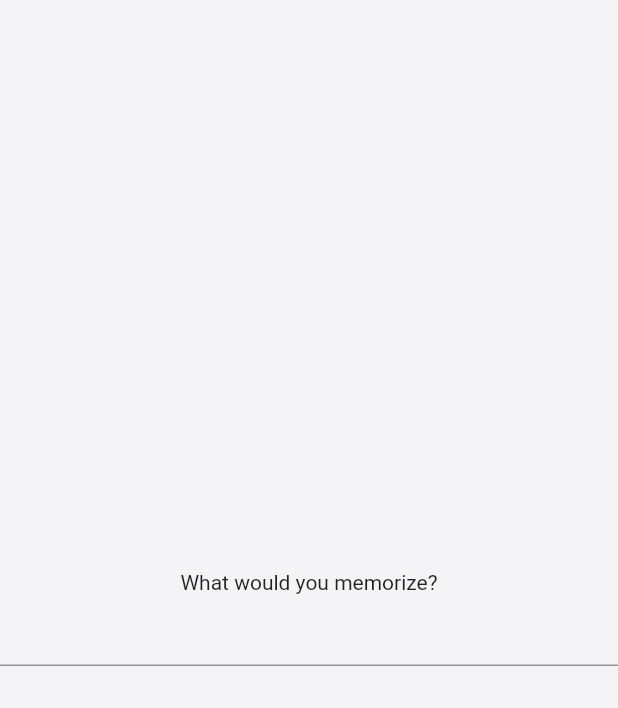
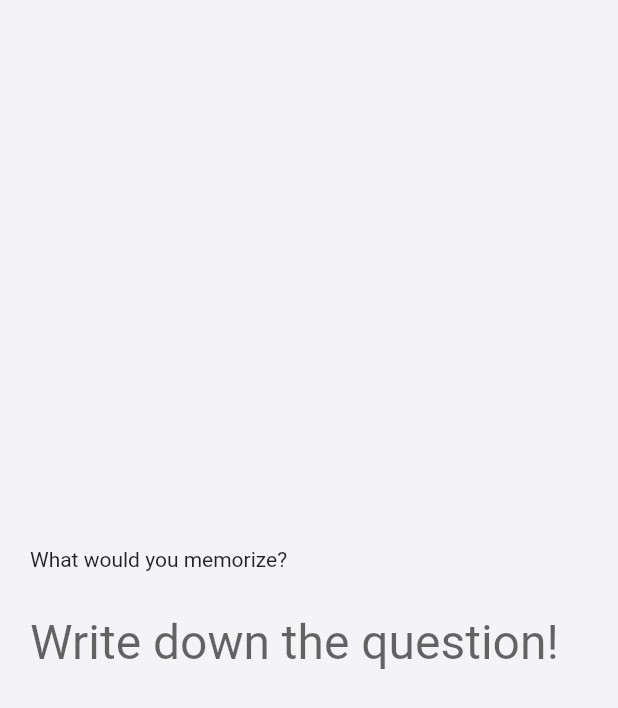
Before and after one commit to devourer3/tome, a Flutter app: the screen it shows after launch, on a phone screen of 412 x 824 dp. Shown: the top 708 px of the screen. Run offline on Flutter 3.47's test engine with Material 2 defaults, Android fonts, the light colour scheme and no system bars; our stand-ins replace bloc, easy_localization, equatable, firebase_core, flutter_bloc, flutter_easyloading and 4 more; accounts and stored records are empty; generated files the repository leaves out were written again.

Commit message:
질문/답 repository 입력 전

```diff
--- a/assets/translations/ko.json
+++ b/assets/translations/ko.json
@@ -19,7 +19,12 @@
   "yes": "예",
   "no": "아니오",
   "generate": "생성",
+  "next": "다음",
+  "prev": "이전",
+  "save": "저장",
 
-  "question_title": "무엇을 외울까요?",
-  "answer_title": "이 질문의 정답은?"
+  "question_title": "무엇을 외워 볼까요?",
+  "question_hint": "질문을 적어 주세요!",
+  "answer_title": "이 질문의 정답은?",
+  "answer_hint": "답을 적어 주세요!"
 }
--- a/lib/ui/Intro/view/intro.dart
+++ b/lib/ui/Intro/view/intro.dart
@@ -2,36 +2,92 @@ import 'package:easy_localization/easy_localization.dart';
 import 'package:flutter/cupertino.dart';
 import 'package:flutter/material.dart';
 import 'package:flutter_bloc/flutter_bloc.dart';
+import 'package:tome/data/db/model/memory.dart';
 import 'package:tome/ui/Intro/bloc/intro_memo_bloc.dart';
+import 'package:tome/ui/Intro/bloc/intro_memo_event.dart';
 import 'package:tome/ui/Intro/bloc/intro_memo_state.dart';
+import 'package:tome/ui/base/elavated_button/elevated_button.dart';
+import 'package:tome/ui/base/space/space.dart';
+import 'package:tome/ui/base/textField/textField.dart';
+import 'package:tome/ui/constants/colors.dart';
 import 'package:tome/ui/utils/base_util.dart';
+import 'package:tome/ui/utils/theme_util.dart';
 
 class Intro extends StatefulWidget {
-  const Intro({super.key});
+  Intro({super.key});
+  final FocusNode focus = FocusNode();
   @override
   State<StatefulWidget> createState() => _IntroState();
-
 }
 
 class _IntroState extends State<Intro> {
+  String question = "";
+  String answer = "";
+
   @override
-  Widget build(BuildContext context) {
-    return BlocBuilder<MemoryBloc, MemoryState>(builder: (context, state) {
-      state.log();
-      return Scaffold(
-        body: Center(
-          child: Column(
-            mainAxisAlignment: MainAxisAlignment.center,
-            children: [
-              Text(tr('question_title')),
-              TextField()
-            ]
-          ),
-        )
-      );
+  void initState() {
+    setState(() {
+      question = "";
+      answer = "";
     });
   }
 
+  @override
+  Widget build(BuildContext context) {
+    return BlocBuilder<MemoryBloc, MemoryState>(builder: (blocContext, state) {
+      state.log();
+      return Scaffold(
+          body: Container(
+        margin: const EdgeInsets.symmetric(horizontal: 20),
+        child: Column(mainAxisAlignment: MainAxisAlignment.center, crossAxisAlignment: CrossAxisAlignment.start, children: [
+          Text(tr('question_title')),
+          const Space(height: 16),
+          CustomTextField(
+            inputType: TextInputType.text,
+            inputAction: TextInputAction.next,
+            hint: tr('question_hint'),
+            maxLines: 1,
+            fontSize: 32,
+            onTextChange: (text) => {
+              setState(() {question = text;})
+            },
+            onEditingComplete: (text) => {
+              widget.focus.requestFocus()
+            },
+          ),
+          if (question.isNotEmpty || answer.isNotEmpty) ...[
+            const Space(height: 24),
+            Text(tr('answer_title')),
+            const Space(height: 16),
+            CustomTextField(
+              inputType: TextInputType.text,
+              inputAction: TextInputAction.next,
+              focusNode: widget.focus,
+              hint: tr('answer_hint'),
+              maxLines: 1,
+              fontSize: 32,
+              onTextChange: (text) => {
+                setState(() {answer = text;})
+              },
+              onEditingComplete: (text) => {
 
-
+              },
+            ),
+            const Space(height: 24),
+          ],
+          if (question.isNotEmpty && answer.isNotEmpty) ...[
+            Container(
+                alignment: Alignment.center,
+                child: ElevatedButtonView(
+                    btnTitle: tr('save'),
+                    height: 50,
+                    btnStyle: ButtonStyle(backgroundColor: MaterialStatePropertyAll(ThemeColor(context: context, name: ColorName.active))),
+                    onPressed: () => {
+                      context.read<MemoryBloc>().add(MemoryAdded(MemoryItemModel.init(pMemoryQuestion: question, pMemoryAnswer: answer))),
+                    })),
+          ]
+        ]),
+      ));
+    });
+  }
 }
--- a/lib/ui/app.dart
+++ b/lib/ui/app.dart
@@ -43,7 +43,7 @@ class Tome extends StatelessWidget {
           return MediaQuery(data: MediaQuery.of(context).copyWith(textScaleFactor: 1.0), child: child ?? const Text(''));
         }),
         routes: {
-          Routes.urlHome: (_) => const Intro(),
+          Routes.urlHome: (_) => Intro(),
         },
       ),
     );
--- /dev/null
+++ b/lib/ui/base/textField/textField.dart
@@ -0,0 +1,86 @@
+import 'package:flutter/material.dart';
+import 'package:flutter/services.dart';
+
+class CustomTextField extends StatefulWidget {
+  final TextInputType inputType;
+  final TextInputAction inputAction;
+  final FocusNode? focusNode;
+  final String? placeHolder;
+  final String? hint;
+  final double? height;
+  final int? maxLines;
+  final double? fontSize;
+  final Function(String)? onLostFocus;
+  final Function(String)? onTextChange;
+  final Function(String)? onEditingComplete;
+
+  const CustomTextField({
+    super.key,
+    required this.inputType,
+    required this.inputAction,
+    this.focusNode,
+    this.height,
+    this.hint,
+    this.fontSize,
+    this.maxLines,
+    this.placeHolder,
+    this.onLostFocus,
+    this.onTextChange,
+    this.onEditingComplete,
+  });
+
+  @override
+  State<CustomTextField> createState() => _CustomTextFieldState();
+}
+
+class _CustomTextFieldState extends State<CustomTextField> {
+  _CustomTextFieldState();
+  TextEditingController textController = TextEditingController();
+
+  @override
+  void initState() {
+    super.initState();
+    textController.text = widget.placeHolder ?? '';
+    widget.focusNode?.addListener(() {
+      if (widget.onLostFocus != null) widget.onLostFocus!(textController.value.text);
+    });
+    textController.addListener(() {
+      if (widget.onTextChange != null) widget.onTextChange!(textController.value.text);
+    });
+  }
+
+  @override
+  Widget build(BuildContext context) {
+    return SizedBox(
+      width: double.infinity,
+      child: TextFormField(
+        maxLines: widget.maxLines ?? 1,
+        controller: textController,
+        focusNode: widget.focusNode,
+        textInputAction: widget.inputAction,
+        style: TextStyle(fontSize: widget.fontSize ?? 16),
+        keyboardType: widget.inputType,
+        decoration: InputDecoration(
+            border: InputBorder.none,
+            focusedBorder: InputBorder.none,
+            hintText: widget.hint ?? '',
+            // suffixIcon: Icon(Icons.search), //검색 아이콘 추가
+            // contentPadding: EdgeInsets.only(left: 5, bottom: 5, top: 5, right: 5),
+        ),
+        inputFormatters: [
+          // FilteringTextInputFormatter.allow(RegExp(r'[0-9]')),
+          if (widget.inputType == TextInputType.number) FilteringTextInputFormatter.digitsOnly,
+        ],
+        onEditingComplete: () {
+          if (widget.onEditingComplete != null) widget.onEditingComplete!(textController.value.text);
+        },
+        onChanged: (value) {
+          if (value.length == 2 && value[0] == '0') {
+            textController.text = value.substring(1); // 항상 커서가 맨 끝으로 이동 하도록
+            textController.selection = TextSelection.collapsed(offset: textController.text.length);
+          }
+        },
+      ),
+    );
+  }
+}
--- a/lib/ui/utils/ui_util.dart
+++ b/lib/ui/utils/ui_util.dart
@@ -38,13 +38,13 @@ class UiUtil {
 
   static void showToast({
     required BuildContext buildContext,
-    required String langKey,
+    required String message,
     ColorName backgroundColor = ColorName.background,
     ColorName textColor = ColorName.textStrong,
     ToastGravity toastGravity = ToastGravity.BOTTOM,
   }) {
     Fluttertoast.showToast(
-        msg: tr(langKey),
+        msg: message,
         fontSize: 10,
         backgroundColor: ThemeColor(context: buildContext, name: backgroundColor),
         textColor: ThemeColor(context: buildContext, name: textColor),
```
Also changed, not shown: assets/translations/en.json (+8 -3 lines), lib/ui/base/elavated_button/elevated_button.dart (added, +42 -0 lines), lib/ui/base/space/space.dart (added, +12 -0 lines), lib/ui/base/text/text.dart (added, +17 -0 lines), lib/ui/utils/base_util.dart (+9 -0 lines).
